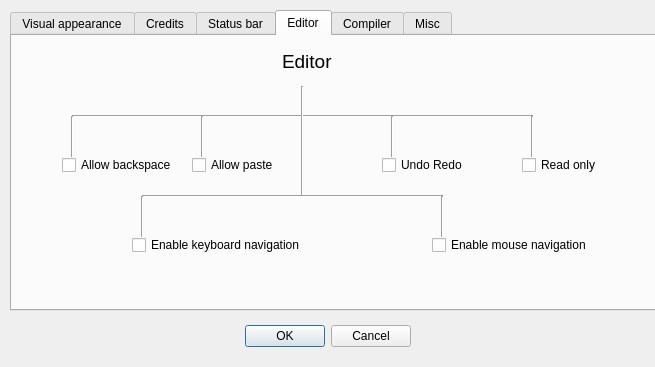
Old version of the form shopdialog.ui in the repository ppershing/ksp-editor.
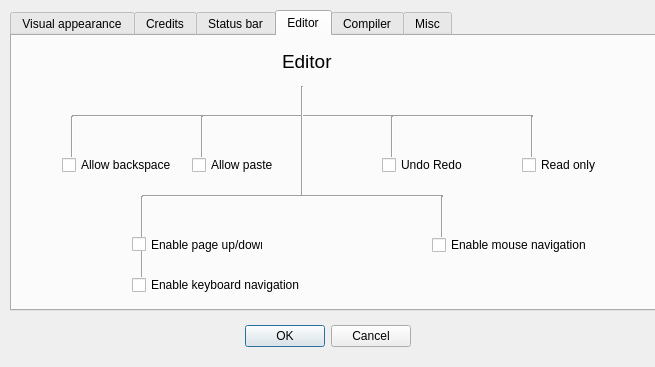
New version of the form. The open tabs and pages were chosen to show the change.

Diff of the .ui file:
```diff
--- a/shopdialog.ui
+++ b/shopdialog.ui
@@ -600,7 +600,7 @@
      <property name="geometry">
       <rect>
        <x>120</x>
-       <y>200</y>
+       <y>240</y>
        <width>201</width>
        <height>18</height>
       </rect>
@@ -750,7 +750,7 @@
        <x>120</x>
        <y>160</y>
        <width>20</width>
-       <height>41</height>
+       <height>81</height>
       </rect>
      </property>
      <property name="orientation">
@@ -770,6 +770,19 @@
       <enum>Qt::Vertical</enum>
      </property>
     </widget>
+    <widget class="QCheckBox" name="checkBoxPageUpDown">
+     <property name="geometry">
+      <rect>
+       <x>120</x>
+       <y>200</y>
+       <width>131</width>
+       <height>17</height>
+      </rect>
+     </property>
+     <property name="text">
+      <string>Enable page up/down</string>
+     </property>
+    </widget>
    </widget>
    <widget class="QWidget" name="tab_7">
     <attribute name="title">
```
Left out of the diff: 2 changed lines with no effect on the pictures.
